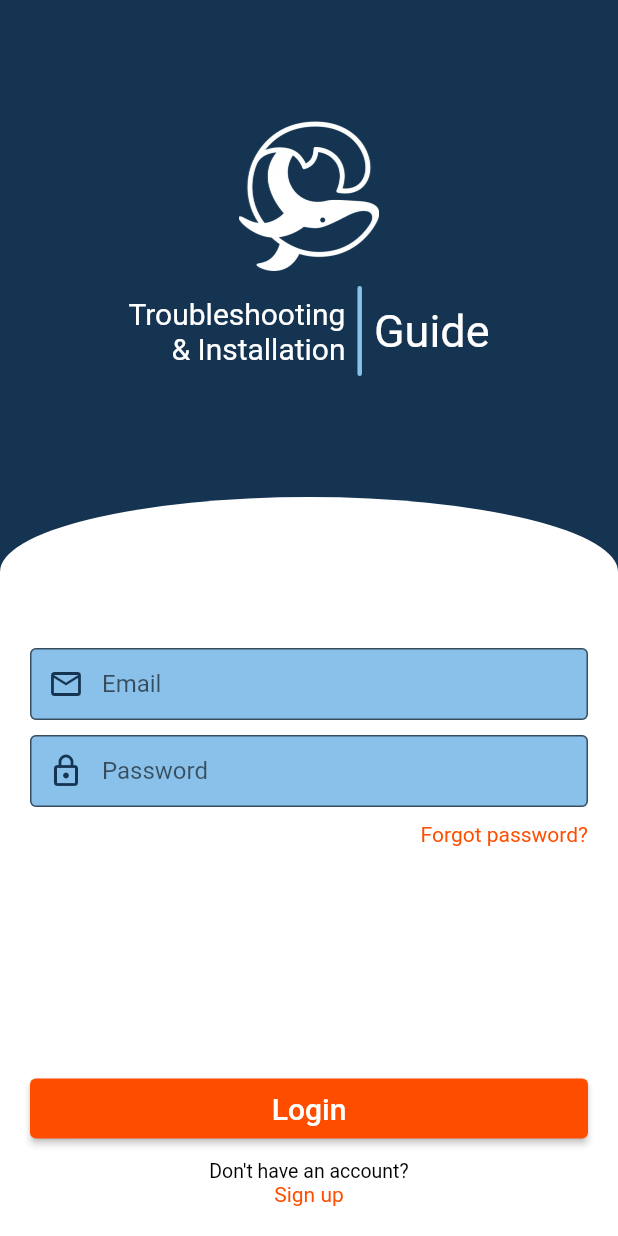
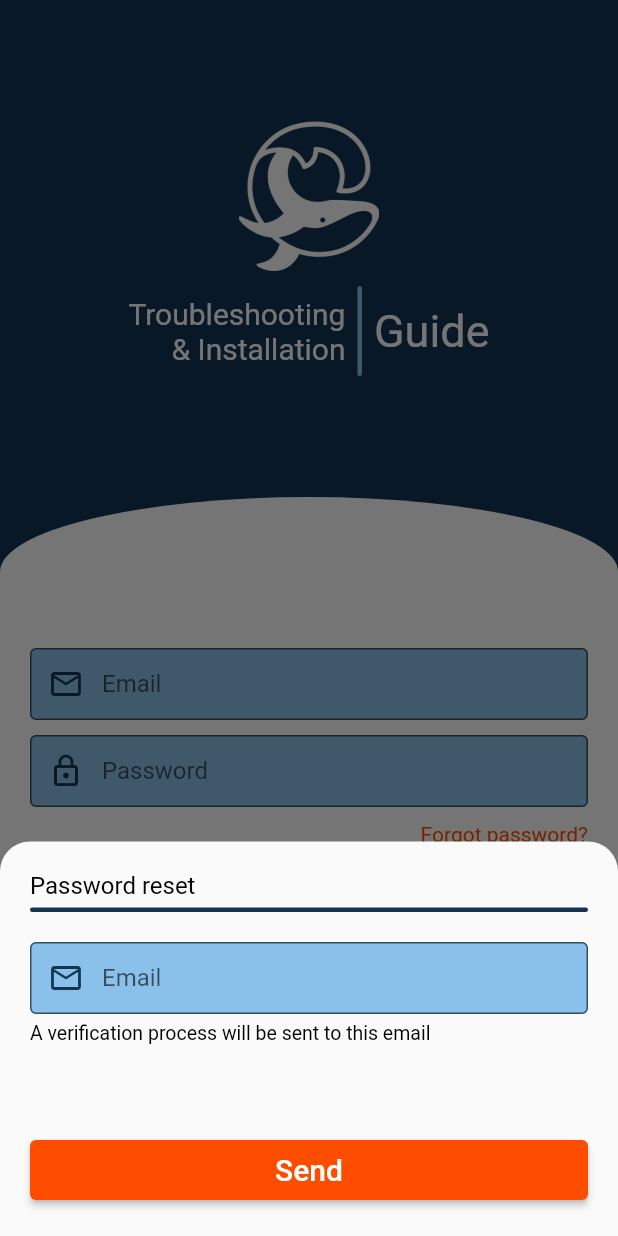
Before and after one commit to Mattias170624/Cetasol_App, a Flutter app: the screen it shows after launch, after a tap on "Forgot password?", on a phone screen of 412 x 824 dp. Run offline on Flutter 3.47's test engine with Material 2 defaults, Android fonts, the phone set to English and light mode, and no system bars; our stand-ins replace awesome_bottom_bar, cloud_firestore, firebase_auth, firebase_core, form_field_validator, intl_phone_number_input and 1 more; accounts and stored records are empty.

Commit message:
Added reset password function

```diff
--- a/lib/FirebaseServices/firebase_auth.dart
+++ b/lib/FirebaseServices/firebase_auth.dart
@@ -103,6 +103,16 @@ class AuthService {
     }
   }
 
+  Future<bool> sendPasswordReset(String email) async {
+    try {
+      await auth.sendPasswordResetEmail(email: email);
+      return true;
+    } on FirebaseAuthException catch (error) {
+      print(error);
+      return false;
+    }
+  }
+
   Future<void> signOutUser(BuildContext context) {
     return auth.signOut().whenComplete(() {
       Navigator.of(context).pushAndRemoveUntil(
--- a/lib/Widgets/LoginScreen/login_input_fields.dart
+++ b/lib/Widgets/LoginScreen/login_input_fields.dart
@@ -5,6 +5,7 @@ import 'dart:io';
 import 'package:cetasol_app/FirebaseServices/firebase_auth.dart';
 import 'package:cetasol_app/FirebaseServices/firebase_database.dart';
 import 'package:cetasol_app/Screens/dynamic_home_screen.dart';
+import 'package:cetasol_app/Widgets/LoginScreen/reset_password_sheet.dart';
 import 'package:form_field_validator/form_field_validator.dart';
 import 'package:cetasol_app/Screens/signup_screen_1.dart';
 import 'package:flutter/material.dart';
@@ -134,8 +135,7 @@ class _LoginInputFieldsState extends State<LoginInputFields> {
             margin: EdgeInsets.only(top: 5),
             alignment: Alignment.centerRight,
             child: GestureDetector(
-              onTap: () =>
-                  FirestoreDatabase().checkDuplicatePhone('+46760578565'),
+              onTap: () => _handlePasswordResetButton(),
               child: Text(
                 'Forgot password?',
                 style: TextStyle(
@@ -218,6 +218,21 @@ class _LoginInputFieldsState extends State<LoginInputFields> {
     }
   }
 
+  void _handlePasswordResetButton() {
+    showModalBottomSheet(
+      shape: RoundedRectangleBorder(
+        borderRadius: BorderRadius.vertical(
+          top: Radius.circular(20),
+        ),
+      ),
+      isScrollControlled: true,
+      context: context,
+      builder: (BuildContext context) {
+        return ResetPasswordSheet();
+      },
+    );
+  }
+
   void _showHomeScreen() {
     Navigator.of(context).pushAndRemoveUntil(
         MaterialPageRoute(builder: (context) => HomeScreen()),
--- /dev/null
+++ b/lib/Widgets/LoginScreen/reset_password_sheet.dart
@@ -0,0 +1,131 @@
+// ignore_for_file: prefer_const_constructors
+
+import 'package:cetasol_app/FirebaseServices/firebase_auth.dart';
+import 'package:form_field_validator/form_field_validator.dart';
+import 'package:flutter/material.dart';
+
+class ResetPasswordSheet extends StatefulWidget {
+  @override
+  State<ResetPasswordSheet> createState() => _ResetPasswordSheetState();
+}
+
+class _ResetPasswordSheetState extends State<ResetPasswordSheet> {
+  final GlobalKey<FormState> _formKey = GlobalKey<FormState>();
+  final _emailController = TextEditingController();
+
+  @override
+  Widget build(BuildContext context) {
+    return Container(
+      padding: EdgeInsets.only(
+        bottom: MediaQuery.of(context).viewInsets.bottom + 20,
+        right: 20,
+        left: 20,
+        top: 20,
+      ),
+      child: Column(
+        mainAxisSize: MainAxisSize.min,
+        children: [
+          Container(
+            alignment: Alignment.centerLeft,
+            child: Text(
+              'Password reset',
+              style: TextStyle(
+                color: Theme.of(context).colorScheme.surface,
+                fontWeight: FontWeight.w400,
+                fontSize: 16,
+              ),
+            ),
+          ),
+          Container(
+            width: double.infinity,
+            margin: EdgeInsets.only(bottom: 20, top: 5),
+            height: 3,
+            decoration: BoxDecoration(
+              borderRadius: BorderRadius.circular(10),
+              color: Theme.of(context).colorScheme.primary,
+            ),
+          ),
+          Form(
+            key: _formKey,
+            child: TextFormField(
+              decoration: InputDecoration(
+                contentPadding: EdgeInsets.symmetric(vertical: 0),
+                fillColor: Theme.of(context).colorScheme.secondary,
+                border: OutlineInputBorder(),
+                hintText: 'Email',
+                errorStyle: TextStyle(height: 0.5),
+                filled: true,
+                prefixIcon: Icon(
+                  Icons.mail_outline,
+                  color: Theme.of(context).colorScheme.primary,
+                ),
+              ),
+              textInputAction: TextInputAction.done,
+              controller: _emailController,
+              keyboardType: TextInputType.emailAddress,
+              enableSuggestions: false,
+              autocorrect: false,
+              style: TextStyle(
+                color: Colors.black,
+                fontSize: 16,
+              ),
+              validator: MultiValidator(
+                [
+                  RequiredValidator(errorText: 'Required'),
+                  EmailValidator(
+                      errorText: "Please enter a valid email address"),
+                ],
+              ),
+            ),
+          ),
+          Container(
+            margin: EdgeInsets.only(top: 5),
+            alignment: Alignment.centerLeft,
+            child: Text(
+              'A verification process will be sent to this email',
+              style: TextStyle(
+                color: Theme.of(context).colorScheme.surface,
+                fontSize: 13,
+              ),
+              textAlign: TextAlign.left,
+            ),
+          ),
+          Container(
+            width: double.infinity,
+            margin: EdgeInsets.only(top: 60),
+            child: ElevatedButton(
+              onPressed: _handleSendEmailButton,
+              style: ElevatedButton.styleFrom(
+                primary: Theme.of(context).colorScheme.onPrimary,
+                fixedSize: Size(double.infinity, 40),
+              ),
+              child: Text(
+                'Send',
+                style: TextStyle(
+                  color: Theme.of(context).colorScheme.onSurface,
+                  fontSize: 20,
+                ),
+              ),
+            ),
+          ),
+        ],
+      ),
+    );
+  }
+
+  void _handleSendEmailButton() async {
+    if (_formKey.currentState!.validate()) {
+      print('Sending password reset to email...');
+      print(_emailController.value.text);
+      final result =
+          await AuthService().sendPasswordReset(_emailController.value.text);
+      if (result) Navigator.pop(context);
+    }
+  }
+
+  @override
+  void dispose() {
+    _emailController.dispose();
+    super.dispose();
+  }
+}
```
